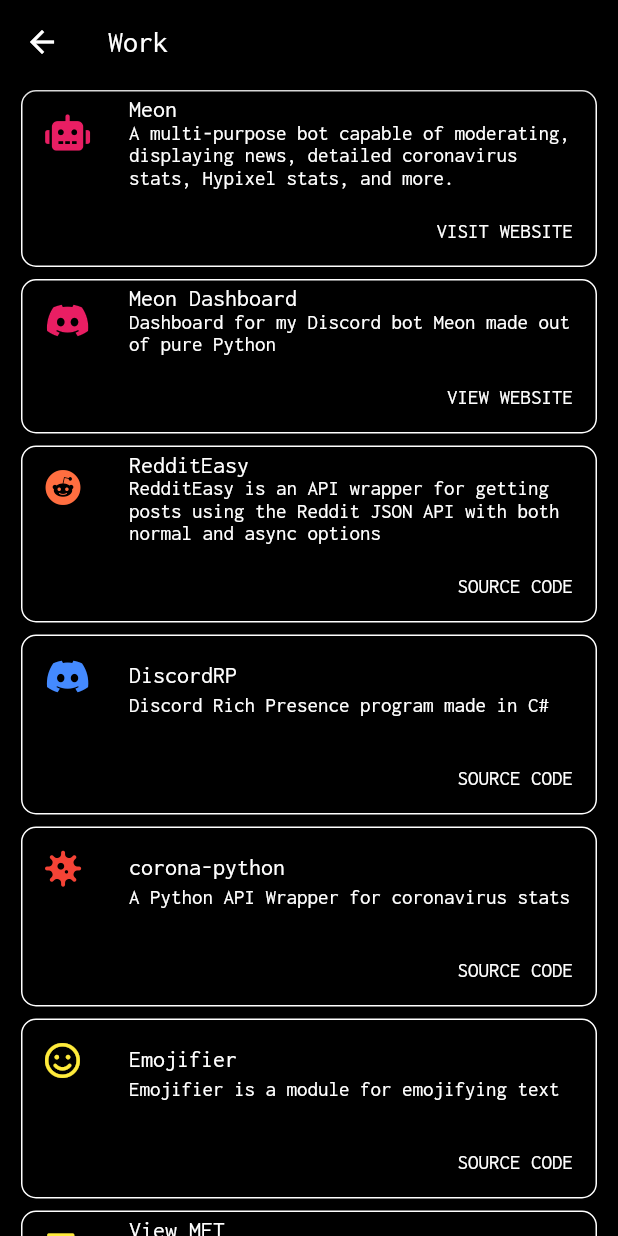
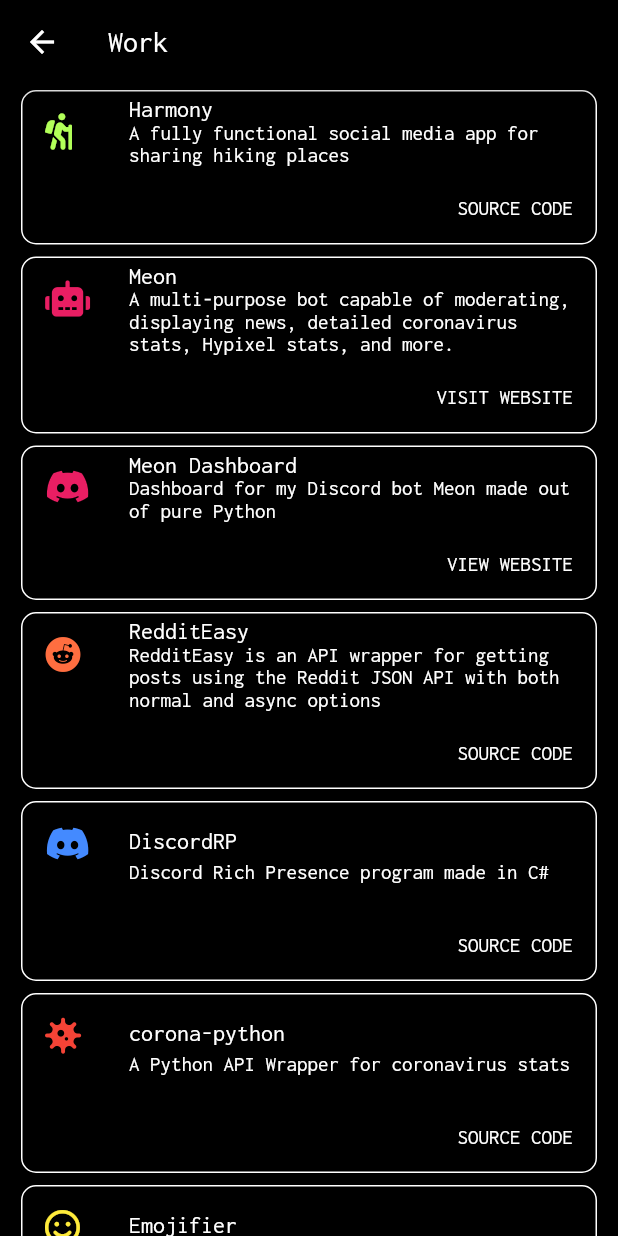
Before and after one commit to mrsrmn/emirsurmen_com, a Flutter app: the Work screen opened by its route, on a phone screen of 412 x 824 dp. Run offline on Flutter 3.47's test engine with Material 2 defaults, Android fonts, the phone set to English and light mode, and no system bars; our stand-ins replace animated_text_kit, font_awesome_flutter, google_fonts, url_strategy.

Commit message:
added harmony to work

```diff
--- a/lib/home.dart
+++ b/lib/home.dart
@@ -4,6 +4,7 @@
 import 'package:url_launcher/url_launcher.dart';
 
 import 'package:google_fonts/google_fonts.dart';
+import 'package:animated_text_kit/animated_text_kit.dart';
 
 class Home extends StatefulWidget {
   Home({Key key, this.title}) : super(key: key);
@@ -15,7 +16,6 @@
 }
 
 class _HomeState extends State<Home> {
-
   @override
   Widget build(BuildContext context) {
     return Scaffold(
--- a/lib/work.dart
+++ b/lib/work.dart
@@ -28,6 +28,39 @@
             child: Column(
               mainAxisAlignment: MainAxisAlignment.center,
               children: <Widget>[
+                Container(
+                  width: 1000,
+                  padding: EdgeInsets.only(left: 10, right: 10),
+                  child: Card(
+                    color: Colors.black,
+                    shape: RoundedRectangleBorder(
+                        borderRadius: BorderRadius.circular(10.0),
+                        side: BorderSide(color: Colors.white)
+                    ),
+                    child: Column(
+                      mainAxisSize: MainAxisSize.min,
+                      children: <Widget>[
+                        ListTile(
+                          leading: FaIcon(FontAwesomeIcons.hiking, color: Colors.lightGreenAccent,),
+                          title: Text("Harmony", style: GoogleFonts.inconsolata(color: Colors.white),),
+                          subtitle: Text("A fully functional social media app for sharing hiking places", style: GoogleFonts.inconsolata(color: Colors.white),),
+                        ),
+                        Row(
+                          mainAxisAlignment: MainAxisAlignment.end,
+                          children: <Widget>[
+                            TextButton(
+                              child: Text("SOURCE CODE", style: GoogleFonts.inconsolata(color: Colors.white),),
+                              onPressed: () {
+                                launch("https://github.com/MakufonSkifto/harmony");
+                              },
+                            ),
+                            SizedBox(width: 8),
+                          ],
+                        ),
+                      ],
+                    ),
+                  ),
+                ),
                 Container(
                   width: 1000,
                   padding: EdgeInsets.only(left: 10, right: 10),
--- a/pubspec.yaml
+++ b/pubspec.yaml
@@ -32,6 +32,7 @@
   url_launcher: ^6.0.3
   google_fonts: ^2.1.0
   url_strategy: ^0.2.0
+  animated_text_kit: ^4.2.1
 
 dev_dependencies:
   flutter_test:
```
Also changed, not shown: pubspec.lock, 5 other files.
